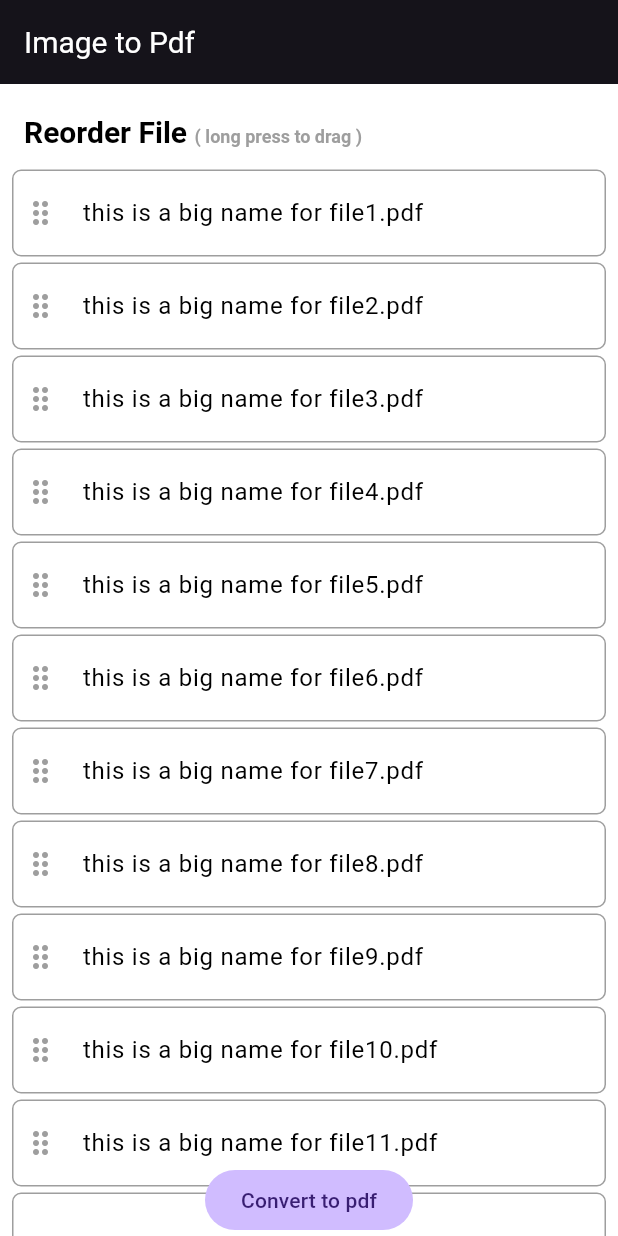
After one commit to vi5hnuu/pdf-craft, a Flutter app: the ImageToPdfView screen opened by its route, on a phone screen of 412 x 824 dp. The commit adds this screen. Run offline on Flutter 3.47's test engine with Material 3 defaults, Android fonts, the phone set to English and light mode, and no system bars; our stand-ins replace bloc, device_info_plus, dio, equatable, flutter_bloc, flutter_spinkit and 9 more; missing offline and left inert: pdfx.

Commit message:
all tools added...testing required

```diff
--- a/lib/main.dart
+++ b/lib/main.dart
@@ -7,11 +7,15 @@ import 'package:go_router/go_router.dart';
 import 'package:pdf_craft/models/enums/listing-type.dart';
 import 'package:pdf_craft/models/enums/split-type.dart';
 import 'package:pdf_craft/models/request/merge-pdf.dart';
+import 'package:pdf_craft/pages/ImageToPdfView.dart';
 import 'package:pdf_craft/pages/MainScreen.dart';
 import 'package:pdf_craft/pages/MergePdfView.dart';
+import 'package:pdf_craft/pages/PageNumbersPdfView.dart';
 import 'package:pdf_craft/pages/PdfToJpgView.dart';
+import 'package:pdf_craft/pages/ProtectPdfView.dart';
 import 'package:pdf_craft/pages/ReorderPdfView.dart';
 import 'package:pdf_craft/pages/SplashScreen.dart';
+import 'package:pdf_craft/pages/UnProtectPdfView.dart';
 import 'package:pdf_craft/pages/split-pdf-tool/SplitPdfTypeView.dart';
 import 'package:pdf_craft/pages/split-pdf-tool/SplitPdfView.dart';
 import 'package:pdf_craft/pages/tab-widgets/FilesScreen.dart';
@@ -114,6 +118,24 @@ class NestedTabNavigationExampleApp extends StatelessWidget {
         // The screen to display as the root in the first tab of the
         // bottom navigation bar.
         parentNavigatorKey: _rootNavigatorKey,
+        path: '/image-to-pdf-tool',
+        name: 'image-to-pdf-tool',
+        // builder: (BuildContext context, GoRouterState state) => MergePdfView(files: state.extra as List<File>),
+        builder: (BuildContext context, GoRouterState state) => ImageToPdfView(files: []),
+      ),
+      GoRoute(
+        // The screen to display as the root in the first tab of the
+        // bottom navigation bar.
+        parentNavigatorKey: _rootNavigatorKey,
+        path: '/page-numbers-tool',
+        name: 'page-numbers-tool',
+        // builder: (BuildContext context, GoRouterState state) => MergePdfView(files: state.extra as List<File>),
+        builder: (BuildContext context, GoRouterState state) => PageNumberPdfView(file: File("temporary.pdf")),
+      ),
+      GoRoute(
+        // The screen to display as the root in the first tab of the
+        // bottom navigation bar.
+        parentNavigatorKey: _rootNavigatorKey,
         path: '/split-pdf-tool',
         name: 'split-pdf-tool',
         // builder: (BuildContext context, GoRouterState state) => MergePdfView(files: state.extra as List<File>),
@@ -126,7 +148,33 @@ class NestedTabNavigationExampleApp extends StatelessWidget {
           ),
         ]
       ),
-
+      GoRoute(
+        // The screen to display as the root in the first tab of the
+        // bottom navigation bar.
+        parentNavigatorKey: _rootNavigatorKey,
+        path: '/unprotect-pdf-tool',
+        name: 'unprotect-pdf-tool',
+        // builder: (BuildContext context, GoRouterState state) => MergePdfView(files: state.extra as List<File>),
+        builder: (BuildContext context, GoRouterState state) => ProtectPdfView(file: File("temporary.pdf")),
+      ),
+      GoRoute(
+        // The screen to display as the root in the first tab of the
+        // bottom navigation bar.
+        parentNavigatorKey: _rootNavigatorKey,
+        path: '/protect-pdf-tool',
+        name: 'protect-pdf-tool',
+        // builder: (BuildContext context, GoRouterState state) => MergePdfView(files: state.extra as List<File>),
+        builder: (BuildContext context, GoRouterState state) => UnProtectPdfView(file: File("temporary.pdf")),
+      ),
+      GoRoute(
+        // The screen to display as the root in the first tab of the
+        // bottom navigation bar.
+        parentNavigatorKey: _rootNavigatorKey,
+        path: '/rotate-pdf-tool',
+        name: 'rotate-pdf-tool',
+        // builder: (BuildContext context, GoRouterState state) => MergePdfView(files: state.extra as List<File>),
+        builder: (BuildContext context, GoRouterState state) => UnProtectPdfView(file: File("temporary.pdf")),
+      ),
       GoRoute(
         // The screen to display as the root in the first tab of the
         // bottom navigation bar.
--- a/lib/models/request/protect-pdf.dart
+++ b/lib/models/request/protect-pdf.dart
@@ -6,7 +6,7 @@ class ProtectPdf {
   final String owner_password;
   final String user_password;
   final Set<UserAccessPermission> user_access_permissions;//empty means user has owner permission
-  final MultipartFile file;//empty means user has owner permission
+  final MultipartFile file;
 
   ProtectPdf({required this.out_file_name,required this.owner_password,required this.user_password,required this.user_access_permissions,required this.file});
 }
--- a/lib/models/request/unlock-pdf.dart
+++ b/lib/models/request/unlock-pdf.dart
@@ -1,9 +1,9 @@
 import 'package:dio/dio.dart';
 
-class UnlockPdf {
+class UnProtectPdf {
   final String out_file_name;
   final String password;
   final MultipartFile file;
 
-  UnlockPdf({required this.out_file_name,required this.password,required this.file});
+  UnProtectPdf({required this.out_file_name,required this.password,required this.file});
 }
--- /dev/null
+++ b/lib/pages/ImageToPdfView.dart
@@ -0,0 +1,97 @@
+import 'dart:io';
+
+import 'package:flutter/cupertino.dart';
+import 'package:flutter/material.dart';
+import 'package:pdf_craft/utils/utility.dart';
+
+class ImageToPdfView extends StatefulWidget {
+  final List<File> files;
+  final String? outFileName;
+
+  // const MergePdfView({super.key,required this.files,this.outFileName}):assert(files.length>1);
+  ImageToPdfView({super.key, required this.files, this.outFileName}) {
+    files.addAll(List.generate(
+      50,
+          (index) => File("this is a big name for file${index + 1}.pdf"),
+    ));
+  }
+
+  @override
+  State<ImageToPdfView> createState() => _ImageToPdfViewState();
+}
+
+class _ImageToPdfViewState extends State<ImageToPdfView> {
+  int? draggingItemIndex;
+
+  @override
+  void initState() {
+    super.initState();
+  }
+
+  @override
+  Widget build(BuildContext context) {
+    return Scaffold(
+      backgroundColor: Colors.white,
+      appBar: AppBar(
+        title: Text('Image to Pdf'),
+        elevation: 5,
+      ),
+      body: Column(
+        mainAxisSize: MainAxisSize.max,
+        children: [
+          Expanded(child: ReorderableListView.builder(
+            padding: EdgeInsets.symmetric(vertical: 8),
+            onReorder: _reorder,
+            scrollDirection: Axis.vertical,
+            itemCount: widget.files.length,
+            header: Padding(
+              padding: EdgeInsets.symmetric(horizontal: 16, vertical: 12),
+              child: RichText(
+                text: const TextSpan(
+                  text: 'Reorder File ',
+                  style: TextStyle(fontSize: 20, color: Colors.black, fontWeight: FontWeight.bold),
+                  children: [
+                    TextSpan(
+                      text: '( long press to drag )',
+                      style: TextStyle(fontSize: 12, color: Colors.grey),
+                    ),
+                  ],
+                ),
+              ),
+            ),
+            onReorderStart: (index)=>setState(()=>draggingItemIndex=index),
+            onReorderEnd: (index)=>setState(()=>draggingItemIndex=null),
+            itemBuilder: (context, index) {
+              final file = widget.files[index];
+              return Padding(
+                key: ValueKey(file.path),
+                padding: const EdgeInsets.symmetric(horizontal: 8.0,vertical: 2),
+                child: ListTile(
+                  contentPadding: EdgeInsets.symmetric(horizontal: 6),
+                  shape: RoundedRectangleBorder(borderRadius: BorderRadius.circular(6),side: BorderSide(color: Colors.grey)),
+                  title: Text(
+                    Utility.fileName(file: file),
+                    style: TextStyle(overflow: TextOverflow.ellipsis, color: Colors.black),
+                  ),
+                  leading: Icon(Icons.drag_indicator, color: Colors.grey),
+                  tileColor: Colors.white,
+                ),
+              );
+            },
+          )),
+          FilledButton(onPressed: (){}, child: const Text("Convert to pdf"))
+        ],
+      ),
+    );
+  }
+
+  void _reorder(oldIndex, newIndex) {
+    setState(() {
+      if (newIndex > oldIndex) {
+        newIndex -= 1;
+      }
+      final File file = widget.files.removeAt(oldIndex);
+      widget.files.insert(newIndex, file);
+    });
+  }
+}
--- a/lib/pages/tab-widgets/ToolsScreen.dart
+++ b/lib/pages/tab-widgets/ToolsScreen.dart
@@ -22,14 +22,14 @@ class _ToolsScreenState extends State<ToolsScreen> {
         crossAxisSpacing: 8,
         children: [
           PdfTool(onTap: () => router.pushNamed("merge-pdf-tool"),assetFilePath: "assets/tools/merge-pdf.png",name: "Merge Pdf",),
-          PdfTool(assetFilePath: "assets/tools/reorder-pdf.png",name: "Reorder Pdf",),
-          PdfTool(assetFilePath: "assets/tools/split-pdf.png",name: "Split Pdf",),
-          PdfTool(assetFilePath: "assets/tools/pdf-to-jpg.png",name: "Pdf to Jpg",),
-          PdfTool(assetFilePath: "assets/tools/image-to-pdf.png",name: "Image To Pdf",),
-          PdfTool(assetFilePath: "assets/tools/page-numbers.png",name: "Page Numbers",),
-          PdfTool(assetFilePath: "assets/tools/rotate-pdf.png",name: "Rotate Pdf",),
-          PdfTool(assetFilePath: "assets/tools/unprotect-pdf.png",name: "Unprotect Pdf",),
-          PdfTool(assetFilePath: "assets/tools/protect-pdf.png",name: "Protect Pdf",),
+          PdfTool(onTap: () => router.pushNamed("reorder-pages-pdf-tool"),assetFilePath: "assets/tools/reorder-pdf.png",name: "Reorder Pdf",),
+          PdfTool(onTap: () => router.pushNamed("split-pdf-tool"),assetFilePath: "assets/tools/split-pdf.png",name: "Split Pdf",),
+          PdfTool(onTap: () => router.pushNamed("pdf-to-jpg-tool"),assetFilePath: "assets/tools/pdf-to-jpg.png",name: "Pdf to Jpg",),
+          PdfTool(onTap: () => router.pushNamed("image-to-pdf-tool"),assetFilePath: "assets/tools/image-to-pdf.png",name: "Image To Pdf",),
+          PdfTool(onTap: () => router.pushNamed("page-numbers-tool"),assetFilePath: "assets/tools/page-numbers.png",name: "Page Numbers",),
+          PdfTool(onTap: () => router.pushNamed("rotate-pdf-tool"),assetFilePath: "assets/tools/rotate-pdf.png",name: "Rotate Pdf",),
+          PdfTool(onTap: () => router.pushNamed("unprotect-pdf-tool"),assetFilePath: "assets/tools/unprotect-pdf.png",name: "Unprotect Pdf",),
+          PdfTool(onTap: () => router.pushNamed("protect-pdf-tool"),assetFilePath: "assets/tools/protect-pdf.png",name: "Protect Pdf",),
       ],),
     ));
   }
--- a/lib/services/apis/PdfService.dart
+++ b/lib/services/apis/PdfService.dart
@@ -58,7 +58,7 @@ class PdfService {
     return await DioSingleton().dio.post(_rotatePdf,rotatePdf,cancelToken:cancelToken);
   }
 
-  Future<MultipartFile> unprotectPdf({required UnlockPdf unlockOdf, CancelToken? cancelToken}) async {
+  Future<MultipartFile> unprotectPdf({required UnProtectPdf unlockOdf, CancelToken? cancelToken}) async {
     return await DioSingleton().dio.post(_unprotectPdf,unlockOdf,cancelToken:cancelToken);
   }
 
--- a/lib/state/pdf-state/pdf_event.dart
+++ b/lib/state/pdf-state/pdf_event.dart
@@ -42,7 +42,7 @@ class RotatePdfEvent extends PdfEvent{
 }
 
 class UnprotectPdfEvent extends PdfEvent{
-  final UnlockPdf unlockPdf;
+  final UnProtectPdf unlockPdf;
   const UnprotectPdfEvent({required this.unlockPdf, super.cancelToken});
 }
 
```
Also changed, not shown: lib/pages/PageNumbersPdfView.dart (added, +107 -0 lines), lib/pages/ProtectPdfView.dart (added, +70 -0 lines), lib/pages/RotatePdfView.dart (added, +47 -0 lines), lib/pages/UnProtectPdfView.dart (added, +48 -0 lines).
